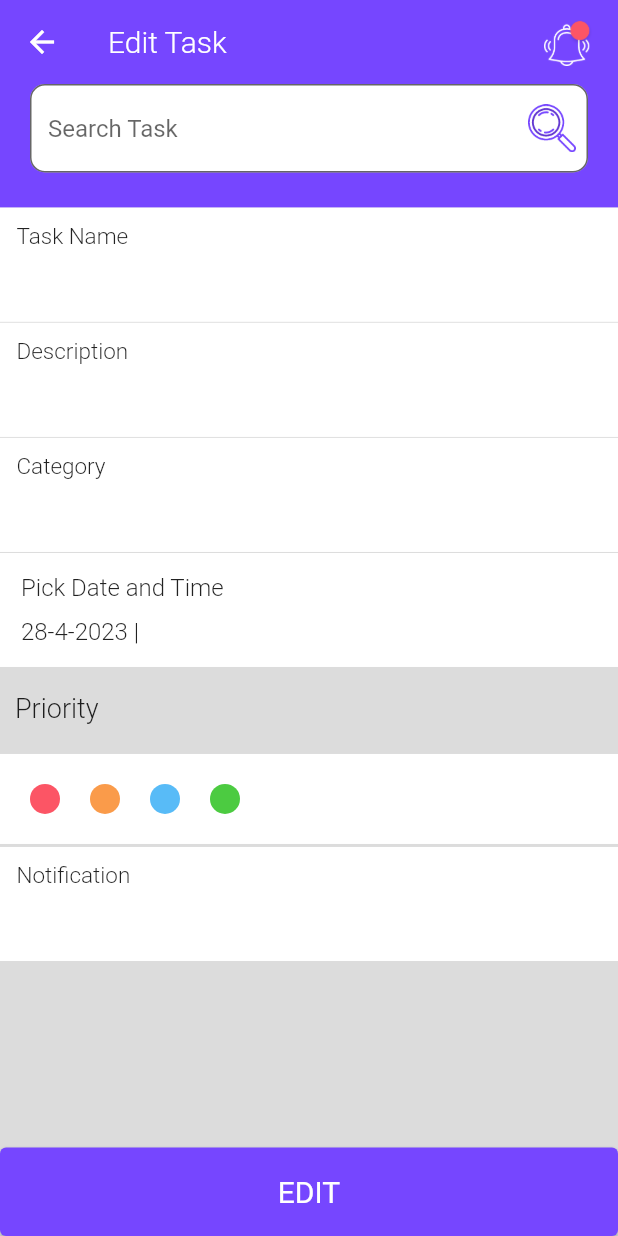
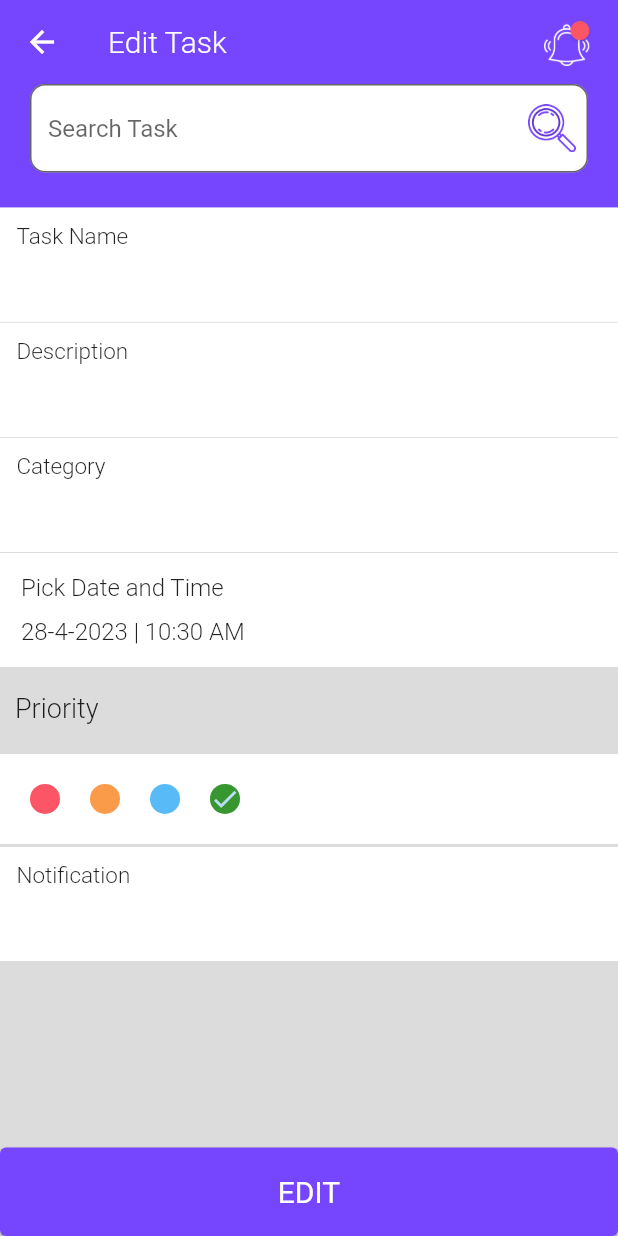
Before and after one commit to melsayed7/todo_task, a Flutter app: the EditTask screen opened by its route, on a phone screen of 412 x 824 dp. Run offline on Flutter 3.47's test engine with Material 2 defaults, Android fonts, the phone set to English and light mode, and no system bars; our stand-ins replace bloc, cloud_firestore, firebase_core, flutter_bloc, shared_preferences; accounts and stored records are empty.

Commit message:
update 0.7

```diff
--- a/lib/feature/home/presentation/screen/edit_task.dart
+++ b/lib/feature/home/presentation/screen/edit_task.dart
@@ -40,11 +40,11 @@ class _EditTaskState extends State<EditTask> {
       descriptionController.text = args.description;
       categoryController.text = args.category;
       notificationController.text = args.notification;
+      color = args.color;
       selectedDate = DateTime.fromMicrosecondsSinceEpoch(args.date);
-      print(selectedDate);
       selectedTime = TimeOfDay(
           hour: int.parse(args.time.split(":")[0]),
-          minute: int.parse(args.time.split(":")[1]));
+          minute: int.parse(args.time.split(":")[0]));
     });
   }
 
@@ -151,7 +151,8 @@ class _EditTaskState extends State<EditTask> {
                         showDate();
                       },
                       child: Text(
-                        '${selectedDate.day}-${selectedDate.month}-${selectedDate.year} |' /*' ${selectedTime.format(context)}'*/,
+                        '${selectedDate.day}-${selectedDate.month}-${selectedDate.year} |'
+                        ' ${selectedTime.format(context)}',
                         style: const TextStyle(
                           fontWeight: FontWeight.w300,
                           fontSize: 16,
@@ -180,38 +181,123 @@ class _EditTaskState extends State<EditTask> {
                     InkWell(
                       onTap: () {
                         color = 0xffFC5565;
+                        setState(() {});
                       },
-                      child: CircleAvatar(
+                      child: color == 0xffFC5565
+                          ? Stack(
+                              children: [
+                                CircleAvatar(
+                                    backgroundColor: AppColor.redColor,
+                                    radius: 10),
+                                const CircleAvatar(
+                                    backgroundColor: Colors.black26,
+                                    radius: 10,
+                                    child: Icon(
+                                      Icons.check,
+                                      size: 20,
+                                    )),
+                              ],
+                            )
+                          : CircleAvatar(
                               backgroundColor: AppColor.redColor, radius: 10),
                     ),
                     InkWell(
                       onTap: () {
                         color = 0xffFA9B4A;
+                        setState(() {});
                       },
-                      child: Padding(
+                      child: color == 0xffFA9B4A
+                          ? Stack(
+                              children: [
+                                Padding(
                                   padding: const EdgeInsets.only(left: 20.0),
                                   child: CircleAvatar(
-                            backgroundColor: AppColor.yellowColor, radius: 10),
+                                      backgroundColor: AppColor.yellowColor,
+                                      radius: 10),
+                                ),
+                                const Padding(
+                                  padding: EdgeInsets.only(left: 20.0),
+                                  child: CircleAvatar(
+                                      backgroundColor: Colors.black26,
+                                      radius: 10,
+                                      child: Icon(
+                                        Icons.check,
+                                        size: 20,
+                                      )),
+                                ),
+                              ],
+                            )
+                          : Padding(
+                              padding: const EdgeInsets.only(left: 20.0),
+                              child: CircleAvatar(
+                                  backgroundColor: AppColor.yellowColor,
+                                  radius: 10),
                             ),
                     ),
                     InkWell(
                       onTap: () {
                         color = 0xff58BBF7;
+                        setState(() {});
                       },
-                      child: Padding(
+                      child: color == 0xff58BBF7
+                          ? Stack(
+                              children: [
+                                Padding(
                                   padding: const EdgeInsets.only(left: 20.0),
                                   child: CircleAvatar(
-                            backgroundColor: AppColor.blueColor, radius: 10),
+                                      backgroundColor: AppColor.blueColor,
+                                      radius: 10),
+                                ),
+                                const Padding(
+                                  padding: EdgeInsets.only(left: 20.0),
+                                  child: CircleAvatar(
+                                      backgroundColor: Colors.black26,
+                                      radius: 10,
+                                      child: Icon(
+                                        Icons.check,
+                                        size: 20,
+                                      )),
+                                ),
+                              ],
+                            )
+                          : Padding(
+                              padding: const EdgeInsets.only(left: 20.0),
+                              child: CircleAvatar(
+                                  backgroundColor: AppColor.blueColor,
+                                  radius: 10),
                             ),
                     ),
                     InkWell(
                       onTap: () {
                         color = 0xff4CCB41;
+                        setState(() {});
                       },
-                      child: Padding(
+                      child: color == 0xff4CCB41
+                          ? Stack(
+                              children: [
+                                Padding(
                                   padding: const EdgeInsets.only(left: 20.0),
                                   child: CircleAvatar(
-                            backgroundColor: AppColor.greenColor, radius: 10),
+                                      backgroundColor: AppColor.greenColor,
+                                      radius: 10),
+                                ),
+                                const Padding(
+                                  padding: EdgeInsets.only(left: 20.0),
+                                  child: CircleAvatar(
+                                      backgroundColor: Colors.black26,
+                                      radius: 10,
+                                      child: Icon(
+                                        Icons.check,
+                                        size: 20,
+                                      )),
+                                ),
+                              ],
+                            )
+                          : Padding(
+                              padding: const EdgeInsets.only(left: 20.0),
+                              child: CircleAvatar(
+                                  backgroundColor: AppColor.greenColor,
+                                  radius: 10),
                             ),
                     ),
                   ],
@@ -270,7 +356,7 @@ class _EditTaskState extends State<EditTask> {
     var chosenDate = await showDatePicker(
       context: context,
       initialDate: selectedDate,
-      firstDate: DateTime.now(),
+      firstDate: selectedDate,
       lastDate: DateTime.now().add(const Duration(days: 365)),
     );
     if (chosenDate != null) {
```
Lines whose indentation alone changed are shown as unchanged.
